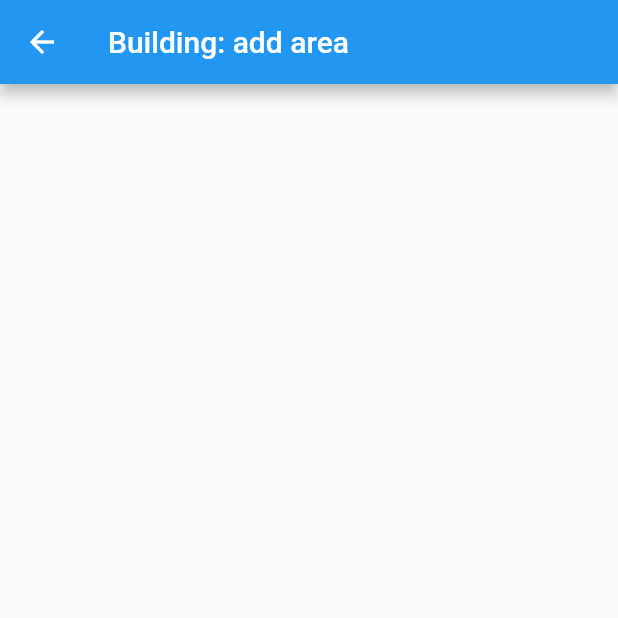
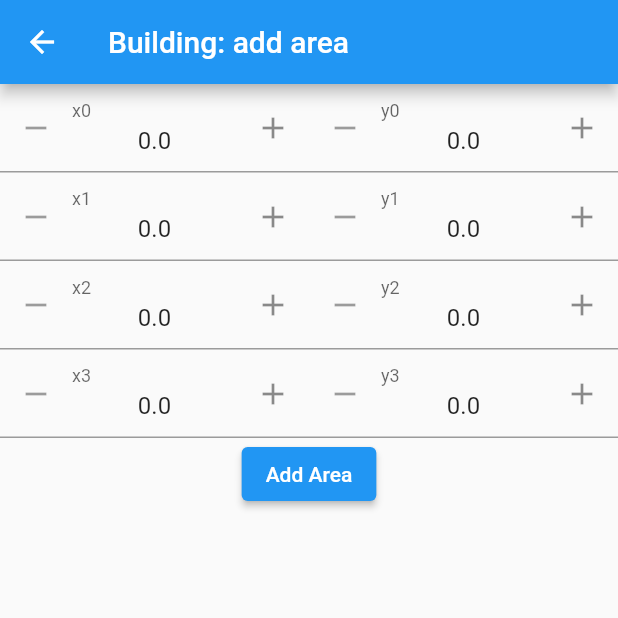
Before and after one commit to it-at-m/epitaph_ips, a Flutter app: the BuildingForm screen opened by its route, after a tap on "Add Area", on a phone screen of 412 x 824 dp, the top half of it. Run offline on Flutter 3.47's test engine with Material 2 defaults, Android fonts, the phone set to English and light mode, and no system bars; our stand-ins replace flutter_spinbox; missing offline and left inert: data, ml_linalg.

Commit message:
Four points area creation form. Views and custom widgets simplified

```diff
--- /dev/null
+++ b/example/lib/area_screen.dart
@@ -0,0 +1,100 @@
+import 'package:flutter/material.dart';
+import 'custom_widgets.dart';
+import 'package:epitaph_ips/epitaph_ips/buildings/polygonal_area.dart';
+import 'package:epitaph_ips/epitaph_ips/buildings/point.dart';
+import 'package:flutter_spinbox/flutter_spinbox.dart';
+
+class AreaScreen extends StatefulWidget {
+  const AreaScreen({Key? key}) : super(key: key);
+
+  @override
+  State<AreaScreen> createState() => _AreaScreenState();
+}
+
+class _AreaScreenState extends State<AreaScreen> {
+  final Map<int, dynamic> coord = {
+    0: {"x": 0.0, "y": 0.0},
+    1: {"x": 0.0, "y": 0.0},
+    2: {"x": 0.0, "y": 0.0},
+    3: {"x": 0.0, "y": 0.0}
+  };
+
+  _updatePoint(axis, index, value) {
+    setState(() {
+      coord[index][axis] = value;
+    });
+  }
+
+  _submit() {
+    try {
+      final List<Point> points = [];
+      coord.forEach((key, value) {
+        points.add(Point(value['x'], value['y']));
+      });
+      PolygonalArea area = PolygonalArea(points: points);
+      Navigator.pop(context, {'area': area});
+    } catch (e) {
+      return showDialog(
+          context: context,
+          builder: (BuildContext context) {
+            return AlertDialog(
+              content: Text("$e"),
+              title: Text(coord.toString()),
+            );
+          });
+    }
+  }
+
+  @override
+  Widget build(BuildContext context) {
+    return Scaffold(
+      appBar: AppBar(title: const Text("Building: add area")),
+      body: SingleChildScrollView(
+        child: Column(
+          children: [
+            Column(
+              children: List.generate(4, (index) {
+                return Row(
+                  children: [
+                    Expanded(
+                      child: CustomSpinBox(
+                        axis: "x$index",
+                        onChanged: (value) => _updatePoint("x", index, value),
+                      ),
+                    ),
+                    Expanded(
+                      child: CustomSpinBox(
+                        axis: "y$index",
+                        onChanged: (value) => _updatePoint("y", index, value),
+                      ),
+                    )
+                  ],
+                );
+              }),
+            ),
+            ElevatedButton(
+              onPressed: () {
+                _submit();
+              },
+              child: const Text('Add Area'),
+            )
+          ],
+        ),
+      ),
+    );
+  }
+}
+
+class CustomSpinBox extends SpinBox {
+  CustomSpinBox({Key? key, required String axis, required onChanged})
+      : super(
+          key: key,
+          min: 0.0,
+          value: 0.0,
+          decimals: 1,
+          step: 0.1,
+          acceleration: 0.1,
+          decoration: InputDecoration(labelText: axis),
+          onChanged: onChanged,
+        );
+}
--- a/example/lib/building_form.dart
+++ b/example/lib/building_form.dart
@@ -1,7 +1,10 @@
 import 'package:example/building_view.dart';
+import 'package:flutter/foundation.dart';
 import 'package:flutter/material.dart';
 import 'custom_widgets.dart';
-import 'building_screens.dart';
+import 'location_screen.dart';
+import 'area_screen.dart';
+import 'floor_screen.dart';
 
 // Define a custom Form widget.
 class BuildingForm extends StatefulWidget {
@@ -27,13 +30,25 @@ class BuildingFormState extends State<BuildingForm> {
   }
 
   _submit() {
+    try {
       if (_formKey.currentState!.validate()) {
+        final Map building = CustomBuilding(values: rawValues).toJson();
+        debugPrint(rawValues.toString());
         Navigator.push(
           context,
           MaterialPageRoute(
-          builder: (context) => BuildingView(rawValues: rawValues),
+            builder: (context) => BuildingView(building: building),
           ),
         );
+      }
+    } catch (e) {
+      return showDialog(
+          context: context,
+          builder: (BuildContext context) {
+            return AlertDialog(
+              title: Text("$e"),
+            );
+          });
     }
   }
 
@@ -45,11 +60,10 @@ class BuildingFormState extends State<BuildingForm> {
     result.forEach((k, v) => _updateValues(k, v));
 
     // After the Selection Screen returns a result, hide any previous snackbars
-    // and show the new result.
+    // and show a Message.
     ScaffoldMessenger.of(context)
       ..removeCurrentSnackBar()
-      ..showSnackBar(SnackBar(content: Text('Location saved')));
-
+      ..showSnackBar(const SnackBar(content: Text('Data saved')));
   }
 
   @override
@@ -57,7 +71,8 @@ class BuildingFormState extends State<BuildingForm> {
     super.initState();
 
     // Start listening to changes.
-    controllers.forEach((k, v) => v.addListener(()=>_updateValues(k, v.text)));
+    controllers
+        .forEach((k, v) => v.addListener(() => _updateValues(k, v.text)));
   }
 
   @override
@@ -99,7 +114,7 @@ class BuildingFormState extends State<BuildingForm> {
                   ),
                   ElevatedButton.icon(
                     label: const Text('Add Area'),
-                    icon: const Icon(Icons.control_point),
+                    icon: const Icon(Icons.square_foot_outlined),
                     onPressed: () {
                       _newScreen(context, const AreaScreen());
                     },
--- a/example/lib/building_screens.dart
+++ b/example/lib/location_screen.dart
@@ -67,35 +67,3 @@ class _LocationScreenState extends State<LocationScreen> {
     );
   }
 }
-
-class FloorScreen extends StatefulWidget {
-  const FloorScreen({Key? key}) : super(key: key);
-
-  @override
-  State<FloorScreen> createState() => _FloorScreenState();
-}
-
-class _FloorScreenState extends State<FloorScreen> {
-  @override
-  Widget build(BuildContext context) {
-    return Scaffold(
-        appBar: AppBar(title: const Text("Building: add floor")),
-        body: Container());
-  }
-}
-
-class AreaScreen extends StatefulWidget {
-  const AreaScreen({Key? key}) : super(key: key);
-
-  @override
-  State<AreaScreen> createState() => _AreaScreenState();
-}
-
-class _AreaScreenState extends State<AreaScreen> {
-  @override
-  Widget build(BuildContext context) {
-    return Scaffold(
-        appBar: AppBar(title: const Text("Building: add area")),
-        body: Container());
-  }
-}
--- a/example/pubspec.yaml
+++ b/example/pubspec.yaml
@@ -35,6 +35,7 @@ dependencies:
   # Use with the CupertinoIcons class for iOS style icons.
   cupertino_icons: ^1.0.2
 
+
 dev_dependencies:
   flutter_test:
     sdk: flutter
@@ -46,6 +47,7 @@ dev_dependencies:
   # rules and activating additional ones.
   flutter_lints: ^1.0.0
   epitaph_ips: ^0.0.1
+  flutter_spinbox: ^0.9.0
 
 # For information on the generic Dart part of this file, see the
 # following page: https://dart.dev/tools/pub/pubspec
```
Also changed, not shown: example/lib/building_view.dart (+7 -14 lines), example/lib/custom_widgets.dart (+24 -34 lines), example/lib/floor_screen.dart (added, +18 -0 lines), example/images/Screenshot_20220329_162641.png (deleted), example/images/Screenshot_20220329_163204.png (deleted), 1 other file. Lines whose indentation alone changed are shown as unchanged.
